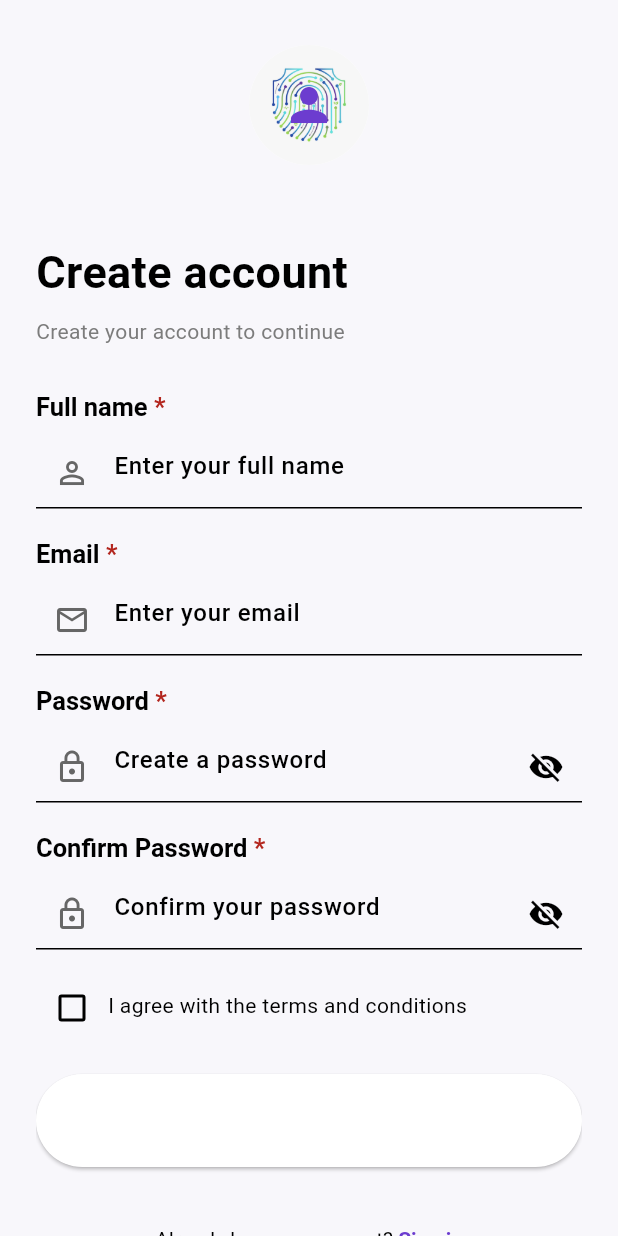
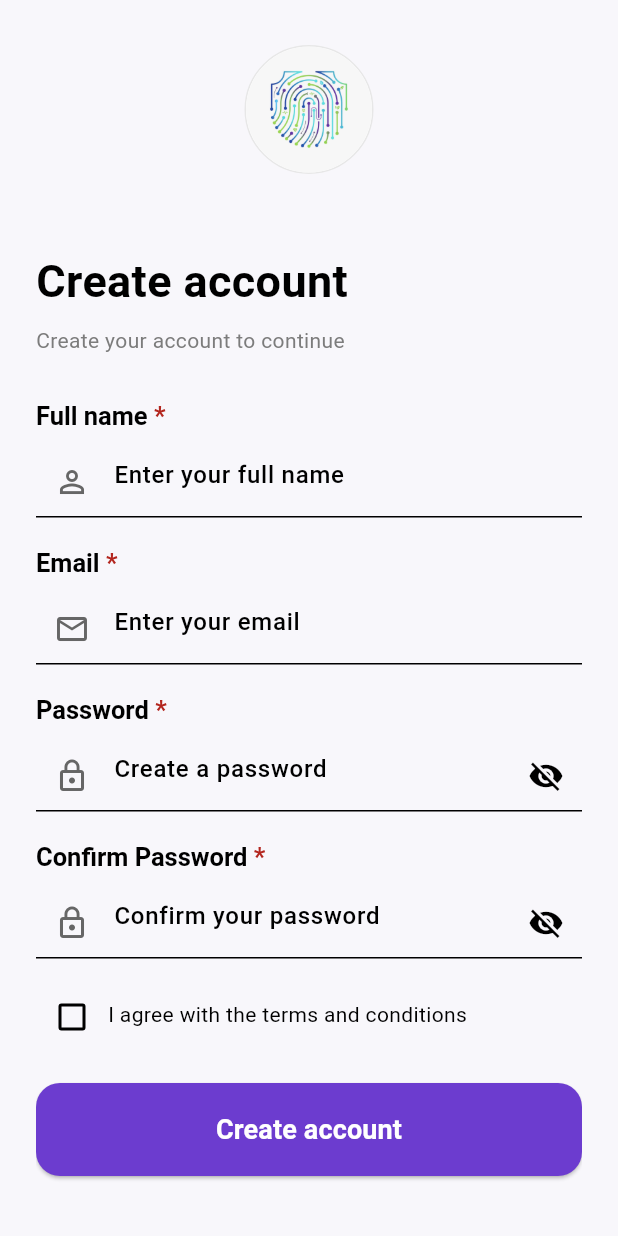
Before and after one commit to shamsmohd/gp_pro, a Flutter app: the CreateAccountScreen screen opened directly, on a phone screen of 412 x 824 dp. Run offline on Flutter 3.47's test engine with Material 3 defaults, Android fonts, the phone set to English and light mode, and no system bars; our stand-ins replace flutter_local_notifications, image_picker, supabase_flutter; accounts and stored records are empty; network calls fail; Roboto replaces fonts that are missing (Poppins).

Commit message:
GP: fixed the sign in and sign uo logo and button issues

```diff
--- a/lib/screens/create_account_screen.dart
+++ b/lib/screens/create_account_screen.dart
@@ -214,15 +214,26 @@ class _CreateAccountScreenState extends State<CreateAccountScreen> {
               children: [
                 const SizedBox(height: 30),
                 Center(
-                  child: CircleAvatar(
-                    radius: 40,
-                    backgroundColor: Colors.white,
-                    backgroundImage: const AssetImage('assets/images/logo.png'),
-                    onBackgroundImageError: (_, __) {},
-                    child: const Icon(
-                      Icons.person,
-                      color: AppColors.primary,
-                      size: 36,
+                  child: Container(
+                    width: 86,
+                    height: 86,
+                    decoration: BoxDecoration(
+                      shape: BoxShape.circle,
+                      color: AppColors.white,
+                      border: Border.all(color: const Color(0xFFE7E7E7)),
+                    ),
+                    child: ClipOval(
+                      child: Image.asset(
+                        'assets/images/logo.png',
+                        width: 60,
+                        height: 60,
+                        fit: BoxFit.cover,
+                        errorBuilder: (_, __, ___) => const Icon(
+                          Icons.person,
+                          color: AppColors.primary,
+                          size: 36,
+                        ),
+                      ),
                     ),
                   ),
                 ),
--- a/lib/widgets/buttons.dart
+++ b/lib/widgets/buttons.dart
@@ -18,13 +18,19 @@ class PrimaryAuthButton extends StatelessWidget {
       width: double.infinity,
       height: 62,
       child: ElevatedButton(
+        style: ElevatedButton.styleFrom(
+          backgroundColor: AppColors.primary,
+          foregroundColor: AppColors.white,
+          shape: RoundedRectangleBorder(
+            borderRadius: BorderRadius.circular(16),
+          ),
+        ),
         onPressed: onPressed,
         child: Text(
           text,
           style: const TextStyle(
             fontSize: 18,
             fontWeight: FontWeight.w600,
-            color: AppColors.white,
           ),
         ),
       ),
```
